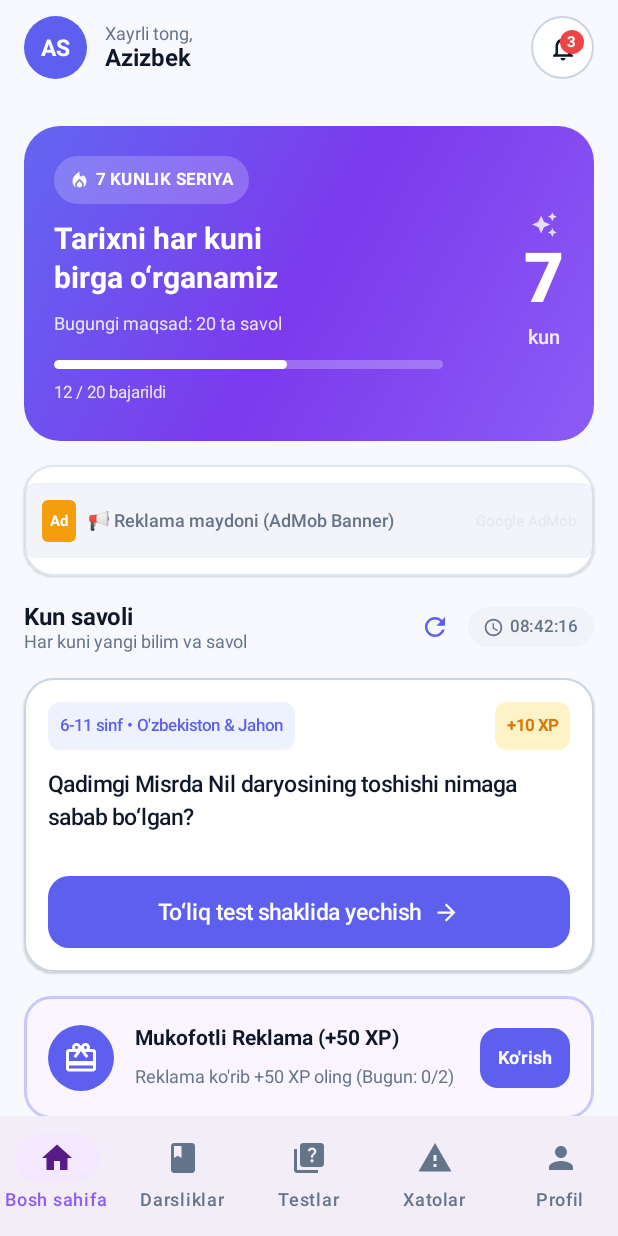
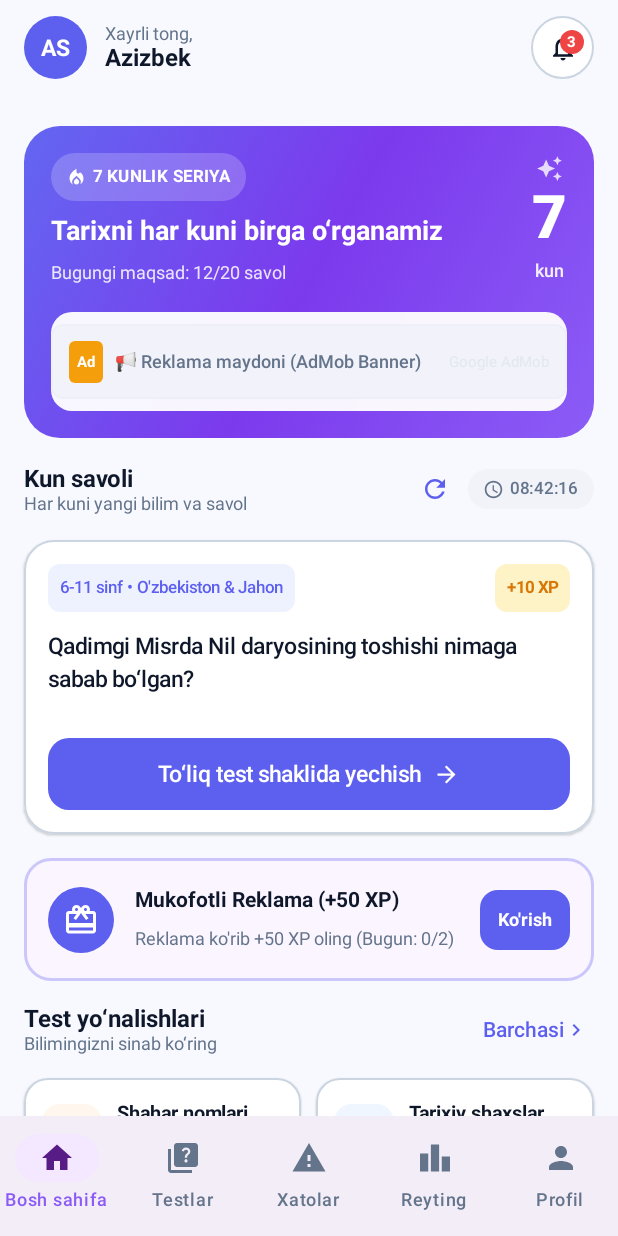
Before and after one commit to Mrxforte/TarixUstoz, an Android app built with Jetpack Compose: the screen it shows after launch (MainActivity), on a phone screen of 412 x 824 dp. Run offline under Robolectric (Android 15) with nearby library versions, the phone set to English and light mode, and no system bars; our stand-ins replace AdMob, Dagger/Hilt's generated code, Room's generated code; pictures from the network do not load; 2 statements that could not run were skipped.

Commit message:
Remove Textbooks tab from bottom nav and integrate AdMob banner directly inside Hero Banner card

```diff
--- a/app/src/main/java/com/tarixustoz/app/presentation/home/HomeScreen.kt
+++ b/app/src/main/java/com/tarixustoz/app/presentation/home/HomeScreen.kt
@@ -212,7 +212,7 @@ fun HomeScreen(
             ) {
                 item { Spacer(Modifier.height(4.dp)) }
 
-                // 2. Daily Streak Gradient Card
+            // 2. Daily Streak Gradient Card with Integrated AdMob Banner
             item {
                 Surface(
                     shape = RoundedCornerShape(24.dp),
@@ -232,7 +232,10 @@ fun HomeScreen(
                                     )
                                 )
                             )
-                            .padding(20.dp)
+                            .padding(18.dp)
+                    ) {
+                        Column(
+                            verticalArrangement = Arrangement.spacedBy(14.dp)
                         ) {
                             Row(
                                 modifier = Modifier.fillMaxWidth(),
@@ -267,48 +270,19 @@ fun HomeScreen(
                                         }
                                     }
 
-                                Spacer(Modifier.height(10.dp))
+                                    Spacer(Modifier.height(8.dp))
                                     Text(
-                                    text = "Tarixni har kuni\nbirga o‘rganamiz",
+                                        text = "Tarixni har kuni birga o‘rganamiz",
                                         color = Color.White,
-                                    fontSize = 20.sp,
-                                    fontWeight = FontWeight.Bold,
-                                    lineHeight = 26.sp
+                                        fontSize = 18.sp,
+                                        fontWeight = FontWeight.Bold
                                     )
-
-                                Spacer(Modifier.height(6.dp))
-                                Text(
-                                    text = "Bugungi maqsad: ${uiState.todayGoalTotal} ta savol",
-                                    color = Color.White.copy(alpha = 0.85f),
-                                    fontSize = 12.sp
-                                )
-
-                                Spacer(Modifier.height(12.dp))
-                                // Progress Bar
-                                Box(
-                                    modifier = Modifier
-                                        .fillMaxWidth(0.85f)
-                                        .height(6.dp)
-                                        .clip(RoundedCornerShape(3.dp))
-                                        .background(Color.White.copy(alpha = 0.25f))
-                                ) {
-                                    Box(
-                                        modifier = Modifier
-                                            .fillMaxWidth(
-                                                (uiState.todayGoalCompleted.toFloat() / uiState.todayGoalTotal)
-                                                    .coerceIn(0f, 1f)
-                                            )
-                                            .height(6.dp)
-                                            .clip(RoundedCornerShape(3.dp))
-                                            .background(Color.White)
-                                    )
-                                }
 
                                     Spacer(Modifier.height(4.dp))
                                     Text(
-                                    text = "${uiState.todayGoalCompleted} / ${uiState.todayGoalTotal} bajarildi",
+                                        text = "Bugungi maqsad: ${uiState.todayGoalCompleted}/${uiState.todayGoalTotal} savol",
                                         color = Color.White.copy(alpha = 0.85f),
-                                    fontSize = 11.sp
+                                        fontSize = 12.sp
                                     )
                                 }
 
@@ -326,40 +300,37 @@ fun HomeScreen(
                                     Text(
                                         text = "${uiState.streak}",
                                         color = Color.White,
-                                    fontSize = 46.sp,
+                                        fontSize = 40.sp,
                                         fontWeight = FontWeight.ExtraBold,
-                                    lineHeight = 48.sp
+                                        lineHeight = 42.sp
                                     )
                                     Text(
                                         text = "kun",
                                         color = Color.White.copy(alpha = 0.9f),
-                                    fontSize = 13.sp,
+                                        fontSize = 12.sp,
                                         fontWeight = FontWeight.Medium
                                     )
                                 }
                             }
-                    }
-                }
-            }
 
-            // Styled AdMob Banner Card
-            item {
+                            // Integrated AdMob Banner View INSIDE Hero Banner Card
                             Surface(
-                    shape = RoundedCornerShape(20.dp),
-                    color = MaterialTheme.colorScheme.surface,
-                    border = BorderStroke(1.dp, MaterialTheme.colorScheme.outlineVariant.copy(alpha = 0.6f)),
-                    shadowElevation = 1.dp,
+                                shape = RoundedCornerShape(14.dp),
+                                color = Color.White.copy(alpha = 0.95f),
                                 modifier = Modifier.fillMaxWidth()
                             ) {
                                 Box(
                                     modifier = Modifier
                                         .fillMaxWidth()
-                            .padding(vertical = 8.dp),
+                                        .padding(vertical = 4.dp),
                                     contentAlignment = Alignment.Center
                                 ) {
                                     AdMobManager.BannerAdView(
                                         modifier = Modifier.fillMaxWidth()
                                     )
+                                }
+                            }
+                        }
                     }
                 }
             }
--- a/app/src/main/java/com/tarixustoz/app/presentation/navigation/NavGraph.kt
+++ b/app/src/main/java/com/tarixustoz/app/presentation/navigation/NavGraph.kt
@@ -84,9 +84,9 @@ fun TarixNavHost() {
 
     val bottomItems = listOf(
         Screen.Home,
-        Screen.Textbooks,
         Screen.Quiz,
         Screen.Mistakes,
+        Screen.Leaderboard,
         Screen.Profile
     )
 
```
Lines whose indentation alone changed are shown as unchanged.
